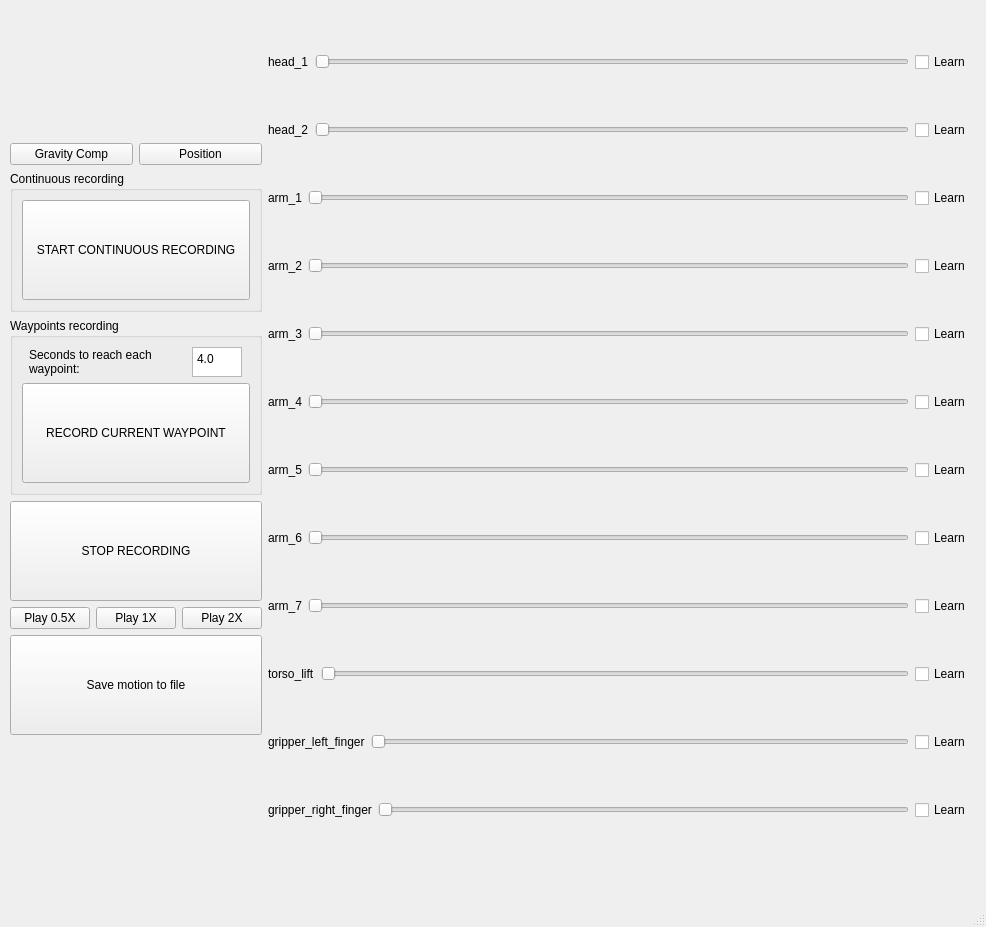
First picture: the form in resources/tiago_learn_gripper.ui, repository pal-robotics/learning_gui, before the edit.
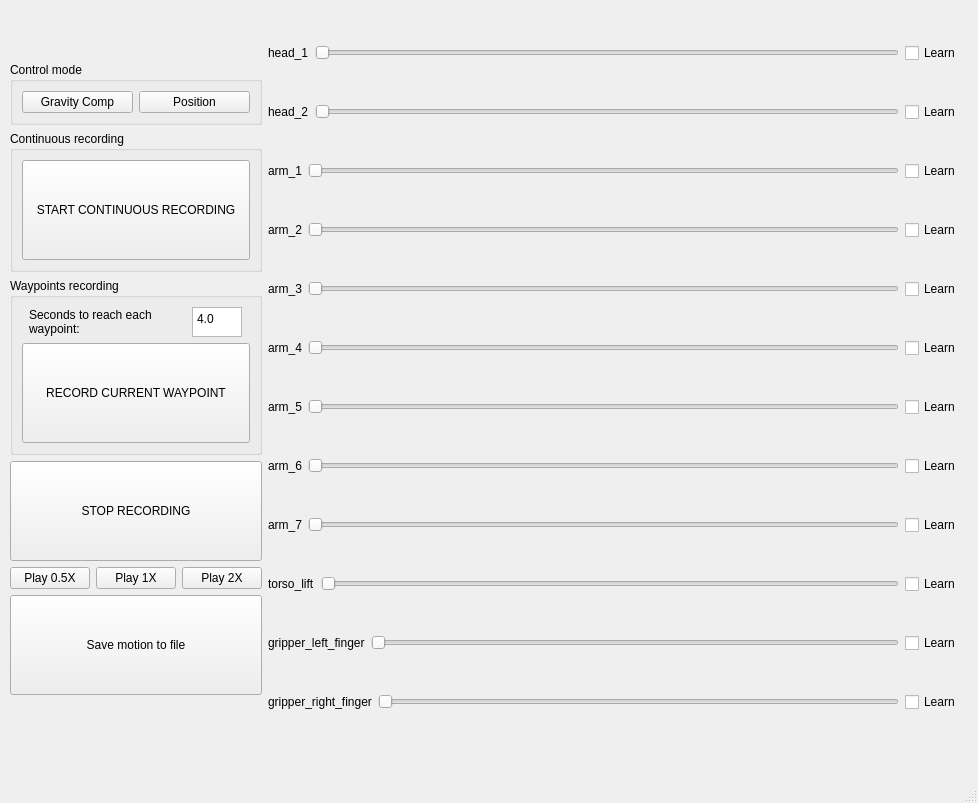
Second picture: the form after the edit.

Commit message: add control group in GUI

```diff
--- a/resources/tiago_learn_gripper.ui
+++ b/resources/tiago_learn_gripper.ui
@@ -6,8 +6,8 @@
    <rect>
     <x>0</x>
     <y>0</y>
-    <width>986</width>
-    <height>927</height>
+    <width>978</width>
+    <height>803</height>
    </rect>
   </property>
   <property name="sizePolicy">
@@ -31,8 +31,8 @@
      <rect>
       <x>10</x>
       <y>10</y>
-      <width>961</width>
-      <height>858</height>
+      <width>951</width>
+      <height>736</height>
      </rect>
     </property>
     <layout class="QHBoxLayout" name="horizontalLayout">
@@ -55,6 +55,18 @@
         </spacer>
        </item>
        <item>
+        <widget class="QGroupBox" name="Control_mode">
+         <property name="sizePolicy">
+          <sizepolicy hsizetype="Minimum" vsizetype="Minimum">
+           <horstretch>0</horstretch>
+           <verstretch>0</verstretch>
+          </sizepolicy>
+         </property>
+         <property name="title">
+          <string>Control mode</string>
+         </property>
+         <layout class="QVBoxLayout" name="verticalLayout_3">
+          <item>
         <layout class="QHBoxLayout" name="horizontalLayout_2">
          <item>
           <widget class="QPushButton" name="gravity_b">
@@ -84,6 +96,11 @@
          </item>
         </layout>
        </item>
+         </layout>
+         <zorder></zorder>
+         <zorder></zorder>
+        </widget>
+       </item>
        <item>
         <widget class="QGroupBox" name="Continuous_recording">
          <property name="sizePolicy">
```
Left out of the diff: 4 changed lines with no effect on the pictures. Lines whose indentation alone changed are shown as unchanged.
